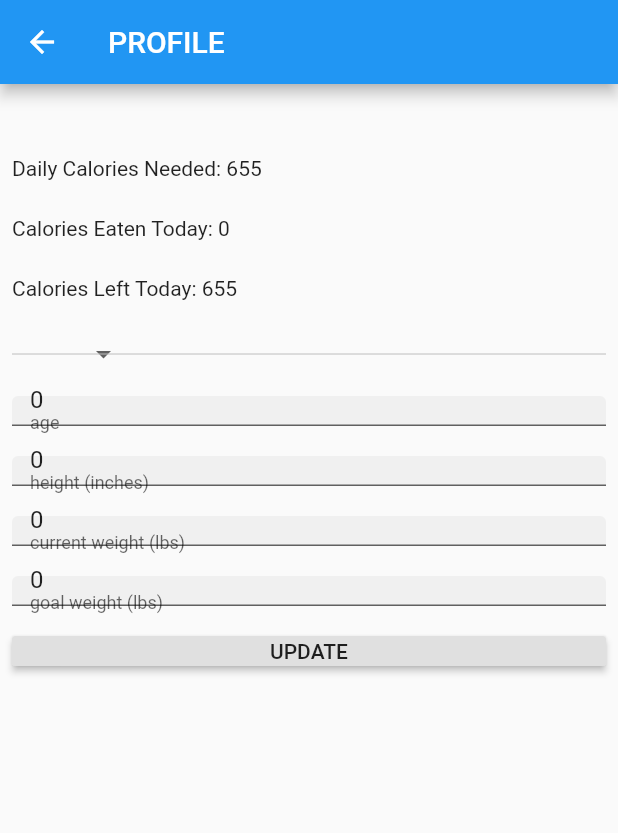
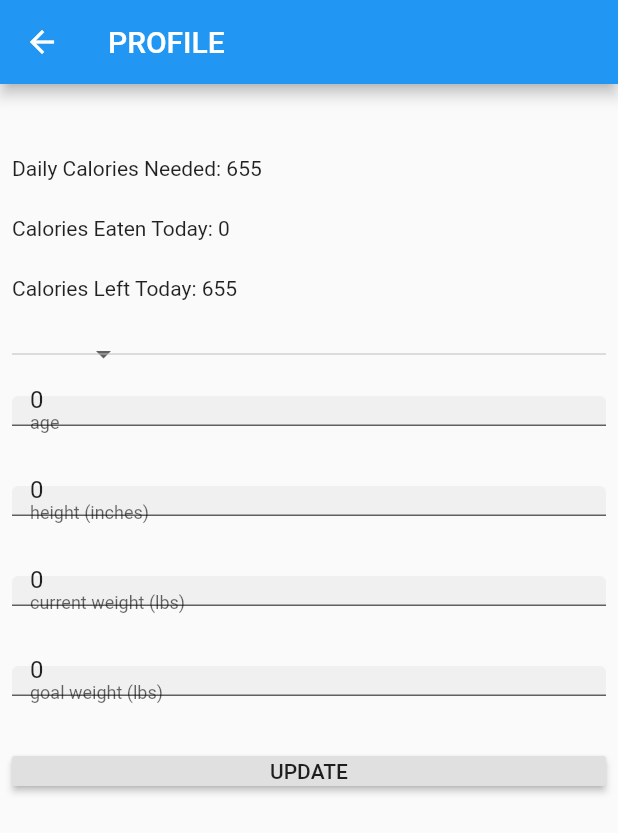
Before and after one commit to amourady/chews_health, a Flutter app: the ProfilePage screen opened directly, on a phone screen of 412 x 824 dp. Shown: the top 833 px of the screen. Run offline on Flutter 3.47's test engine with Material 2 defaults, Android fonts, the phone set to English and light mode, and no system bars; our stand-ins replace location; accounts and stored records are empty.

Commit message:
Update profile.dart

```diff
--- a/lib/profile.dart
+++ b/lib/profile.dart
@@ -34,7 +34,7 @@ class _ProfilePageState extends State<ProfilePage> {
       ),
       body: ListView(padding: EdgeInsets.all(8.0), itemExtent: 20.0, children: <
           Widget>[
-        Text('${currUser.username}'),
+        Text('${currUser.username}',textAlign: TextAlign.center,),
         SizedBox(height: 80.0),
         Text('Daily Calories Needed: ${currUser.getDailyCaloricAllowance()}'),
         SizedBox(height: 80.0),
@@ -71,6 +71,7 @@ class _ProfilePageState extends State<ProfilePage> {
         ),
         SizedBox(height: 80.0),
         // [height]
+        SizedBox(height: 80.0),
         TextField(
           controller: _heightController,
           decoration: InputDecoration(
@@ -79,6 +80,7 @@ class _ProfilePageState extends State<ProfilePage> {
           ),
           keyboardType: TextInputType.number,
         ),
+        SizedBox(height: 80.0),
         SizedBox(height: 80.0),
         // [current weight]
         TextField(
@@ -90,6 +92,7 @@ class _ProfilePageState extends State<ProfilePage> {
           keyboardType: TextInputType.number,
         ),
         SizedBox(height: 80.0),
+        SizedBox(height: 80.0),
         // [goal weight]
         TextField(
           controller: _goalWeightController,
@@ -100,6 +103,8 @@ class _ProfilePageState extends State<ProfilePage> {
           keyboardType: TextInputType.number,
         ),
         SizedBox(height: 80.0),
+        SizedBox(height: 80.0),
+
         // update button
         RaisedButton(
           child: Text('UPDATE'),
```
